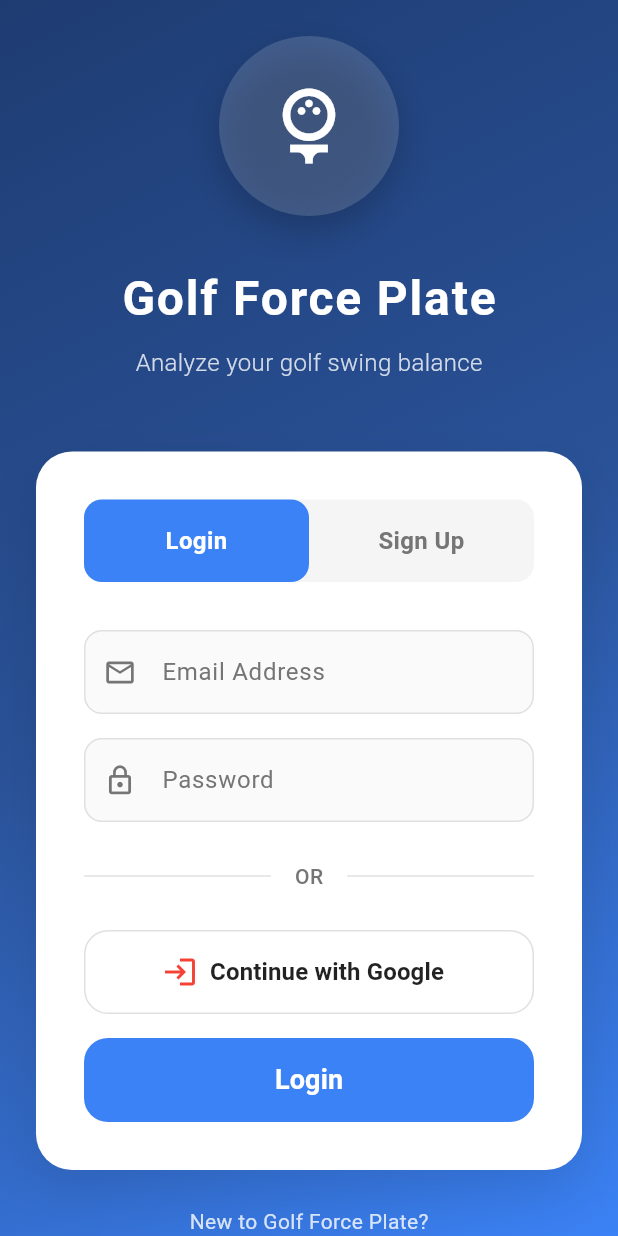
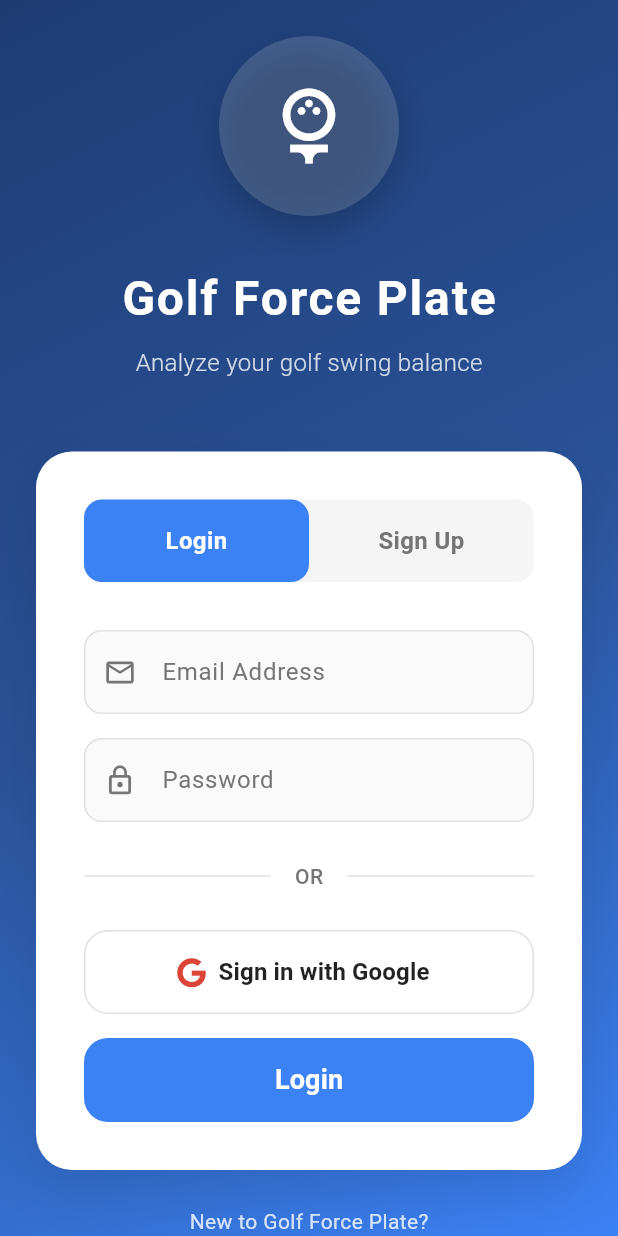
Before and after one commit to Lop2003/presuremat-app, a Flutter app: the screen it shows after launch, on a phone screen of 412 x 824 dp. Run offline on Flutter 3.47's test engine with Material 3 defaults, Android fonts, the phone set to English and light mode, and no system bars; our stand-ins replace cloud_firestore, firebase_auth, firebase_core, fl_chart, font_awesome_flutter, google_sign_in; accounts and stored records are empty.

Commit message:
fix play history

```diff
--- a/lib/screens/auth_screen.dart
+++ b/lib/screens/auth_screen.dart
@@ -2,6 +2,7 @@
 import 'package:firebase_auth/firebase_auth.dart';
 import 'package:cloud_firestore/cloud_firestore.dart';
 import 'package:google_sign_in/google_sign_in.dart';
+import 'package:font_awesome_flutter/font_awesome_flutter.dart';
 
 class AuthScreen extends StatefulWidget {
   const AuthScreen({super.key});
@@ -403,13 +404,13 @@
                                 height: 56,
                                 child: OutlinedButton.icon(
                                   onPressed: _isLoading ? null : _signInWithGoogle,
-                                  icon: const Icon(
-                                    Icons.login,
-                                    color: Colors.red,
-                                    size: 24,
+                                  icon: const FaIcon(
+                                    FontAwesomeIcons.google,
+                                    color: Color(0xFFDB4437),
+                                    size: 20,
                                   ),
                                   label: const Text(
-                                    'Continue with Google',
+                                    'Sign in with Google',
                                     style: TextStyle(
                                       fontSize: 16,
                                       fontWeight: FontWeight.w600,
--- a/pubspec.yaml
+++ b/pubspec.yaml
@@ -39,6 +39,7 @@
   cloud_firestore: ^6.0.0
   google_sign_in: ^6.2.1
   intl: ^0.20.2
+  font_awesome_flutter: ^10.7.0
 
 
 dev_dependencies:
```
Also changed, not shown: lib/screens/playback_screen.dart (+13 -7 lines), pubspec.lock.
